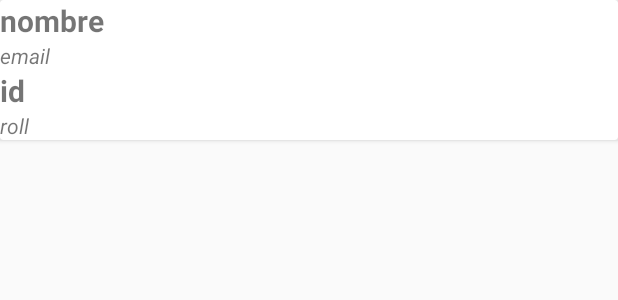
After one commit to camilonfs1/EntornoPazUDTesis, an Android app: the layout recycler_row.xml on its own in the app's theme, with its tools: preview values and no code run, on a phone screen of 412 x 824 dp. The commit adds this screen. Shown: the top 300 px of the screen. Run offline under Robolectric (Android 15) with nearby library versions, the phone set to English and light mode, and no system bars.

Commit message:
The teacher user can see the users list in database, even if they can be added, deleted and updated.

```diff
--- a/app/build.gradle
+++ b/app/build.gradle
@@ -35,6 +35,8 @@ dependencies {
     implementation "androidx.cardview:cardview:1.0.0"
     implementation 'androidx.legacy:legacy-support-v4:1.0.0'
     testImplementation 'junit:junit:4.12'
+    implementation 'com.squareup.picasso:picasso:2.5.2'
     androidTestImplementation 'androidx.test.ext:junit:1.1.1'
     androidTestImplementation 'androidx.test.espresso:espresso-core:3.2.0'
+    implementation 'androidx.recyclerview:recyclerview:1.1.0'
 }
--- a/app/src/main/AndroidManifest.xml
+++ b/app/src/main/AndroidManifest.xml
@@ -9,8 +9,8 @@
         android:roundIcon="@mipmap/ic_launcher_round"
         android:supportsRtl="true"
         android:theme="@style/AppTheme">
-        <activity android:name=".Clases.Login"></activity>
-
+        <activity android:name=".Activities.CRUD_Student_main"></activity>
+        <activity android:name=".Clases.Login" />
         <activity android:name=".Activities.MainTeacher" />
         <activity android:name=".Activities.MainStudent" />
         <activity android:name=".Activities.MainRegister" />
--- a/app/src/main/java/com/example/entornopazud/Clases/Login.kt
+++ b/app/src/main/java/com/example/entornopazud/Clases/Login.kt
@@ -10,6 +10,7 @@ import com.google.firebase.auth.FirebaseAuth
 import com.google.firebase.database.*
 
 class Login : AppCompatActivity() {
+    /* This class select diferent activity to Teachers or Students */
     private var mDatabaseReference: DatabaseReference? = null
     private var mDatabase: FirebaseDatabase? = null
     private var mAuth: FirebaseAuth? = null
--- a/app/src/main/java/com/example/entornopazud/Fragments/MainStudentFragment.kt
+++ b/app/src/main/java/com/example/entornopazud/Fragments/MainStudentFragment.kt
@@ -13,6 +13,9 @@ import com.example.entornopazud.Interfaces.iComunicationFragmentsStudent
 import com.example.entornopazud.R
 
 class MainStudentFragment : Fragment() {
+    /* This class is the logic for fragment teacher */
+
+    //CardView initialization
     private var ProfileCard: CardView? = null
     private var ActivityCard: CardView? = null
     private var StadisticCard: CardView? = null
@@ -21,7 +24,9 @@ class MainStudentFragment : Fragment() {
     private var ChatsCard: CardView? = null
     private var vista: View? = null
     private var activitys: Activity?=null
+
     private  var ifragment: iComunicationFragmentsStudent?= null
+
     override fun onCreateView(
         inflater: LayoutInflater,
         container: ViewGroup?,
--- a/app/src/main/res/layout/fragment_main_teacher.xml
+++ b/app/src/main/res/layout/fragment_main_teacher.xml
@@ -44,7 +44,8 @@
             android:layout_height="match_parent"
             android:columnCount="2"
             android:padding="10dp"
-            android:rowCount="3">
+            android:rowCount="3"
+            android:layout_marginTop="0dp">
 
             <androidx.cardview.widget.CardView
                 android:id="@+id/StudentsCard"
--- /dev/null
+++ b/app/src/main/res/layout/recycler_row.xml
@@ -0,0 +1,48 @@
+<?xml version="1.0" encoding="utf-8"?>
+<LinearLayout xmlns:android="http://schemas.android.com/apk/res/android"
+    android:orientation="vertical" android:layout_width="match_parent"
+    android:layout_height="wrap_content">
+
+    <androidx.cardview.widget.CardView
+        android:id="@+id/StudentsCard"
+        android:layout_width="match_parent"
+        android:layout_height="wrap_content"
+        android:layout_marginBottom="10dp"
+        android:elevation="6dp"
+        android:foreground="?selectableItemBackground">
+        <LinearLayout
+
+            android:layout_width="match_parent"
+            android:layout_height="match_parent"
+            android:orientation="vertical">
+            <TextView
+                android:id="@+id/txtName"
+                android:layout_width="wrap_content"
+                android:layout_height="wrap_content"
+                android:textStyle="bold"
+                android:textSize="20sp"
+                android:text= "nombre" />
+            <TextView
+                android:id="@+id/txtEmail"
+                android:layout_width="wrap_content"
+                android:layout_height="wrap_content"
+                android:textStyle="italic"
+                android:text = "email"/>
+            <TextView
+                android:id="@+id/txtId"
+                android:layout_width="wrap_content"
+                android:layout_height="wrap_content"
+                android:textStyle="bold"
+                android:textSize="20sp"
+                android:text= "id" />
+            <TextView
+                android:id="@+id/txtRoll"
+                android:layout_width="wrap_content"
+                android:layout_height="wrap_content"
+                android:textStyle="italic"
+                android:text = "roll"/>
+        </LinearLayout>
+
+
+    </androidx.cardview.widget.CardView>
+</LinearLayout>
```
Also changed, not shown: app/src/main/java/com/example/entornopazud/Activities/CRUD_Student_main.kt (added, +59 -0 lines), app/src/main/java/com/example/entornopazud/Activities/MainActivity.kt (+14 -20 lines), app/src/main/java/com/example/entornopazud/Activities/MainRegister.kt (+19 -24 lines), app/src/main/java/com/example/entornopazud/Activities/MainStudent.kt (+19 -12 lines), app/src/main/java/com/example/entornopazud/Activities/MainTeacher.kt (+13 -11 lines), app/src/main/java/com/example/entornopazud/Adapters/Adapter_Students.kt (added, +58 -0 lines), app/src/main/java/com/example/entornopazud/Clases/User.kt (added, +16 -0 lines), app/src/main/java/com/example/entornopazud/Fragments/MainTeacherFragment.kt (+4 -3 lines), app/src/main/res/layout/activity_crud__student_main.xml (added, +17 -0 lines).
